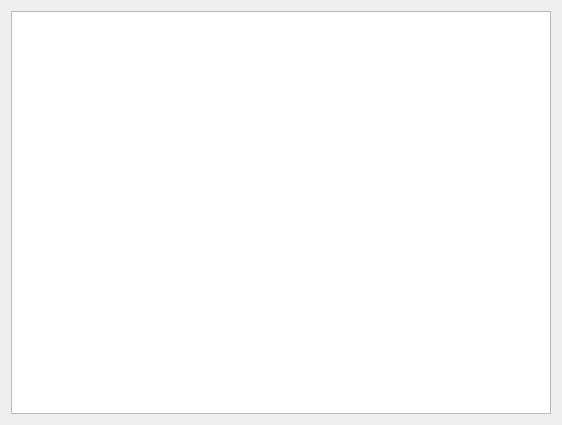
Qt form DeviceStateForm.ui (qqsskk/AgvCtrlSys) before a commit.
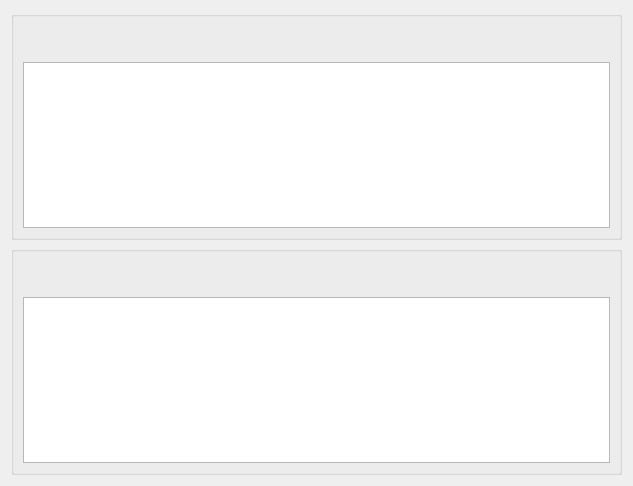
The same form after that commit. Custom widgets are drawn as their Qt base class.

```diff
--- a/DeviceStateForm.ui
+++ b/DeviceStateForm.ui
@@ -6,8 +6,8 @@
    <rect>
     <x>0</x>
     <y>0</y>
-    <width>562</width>
-    <height>425</height>
+    <width>633</width>
+    <height>486</height>
    </rect>
   </property>
   <property name="windowTitle">
@@ -15,15 +15,82 @@
   </property>
   <layout class="QGridLayout" name="gridLayout">
    <item row="0" column="0">
-    <widget class="TableViewEx" name="tableView">
-     <property name="horizontalScrollBarPolicy">
-      <enum>Qt::ScrollBarAsNeeded</enum>
+    <widget class="GroupBoxEx" name="groupBox_1">
+     <property name="minimumSize">
+      <size>
+       <width>0</width>
+       <height>0</height>
+      </size>
      </property>
+     <property name="title">
+      <string/>
+     </property>
+     <layout class="QGridLayout" name="gridLayout_10">
+      <property name="topMargin">
+       <number>45</number>
+      </property>
+      <item row="0" column="0">
+       <widget class="TableViewEx" name="tableViewAgv">
+        <property name="sizePolicy">
+         <sizepolicy hsizetype="Expanding" vsizetype="Expanding">
+          <horstretch>0</horstretch>
+          <verstretch>0</verstretch>
+         </sizepolicy>
+        </property>
+        <property name="minimumSize">
+         <size>
+          <width>0</width>
+          <height>0</height>
+         </size>
+        </property>
+       </widget>
+      </item>
+     </layout>
+    </widget>
+   </item>
+   <item row="1" column="0">
+    <widget class="GroupBoxEx" name="groupBox_2">
+     <property name="minimumSize">
+      <size>
+       <width>0</width>
+       <height>0</height>
+      </size>
+     </property>
+     <property name="title">
+      <string/>
+     </property>
+     <layout class="QGridLayout" name="gridLayout_11">
+      <property name="topMargin">
+       <number>45</number>
+      </property>
+      <item row="0" column="0">
+       <widget class="TableViewEx" name="tableViewCaller">
+        <property name="sizePolicy">
+         <sizepolicy hsizetype="Expanding" vsizetype="Expanding">
+          <horstretch>0</horstretch>
+          <verstretch>0</verstretch>
+         </sizepolicy>
+        </property>
+        <property name="minimumSize">
+         <size>
+          <width>0</width>
+          <height>0</height>
+         </size>
+        </property>
+       </widget>
+      </item>
+     </layout>
     </widget>
    </item>
   </layout>
  </widget>
  <customwidgets>
+  <customwidget>
+   <class>GroupBoxEx</class>
+   <extends>QGroupBox</extends>
+   <header location="global">GroupBoxEx.h</header>
+   <container>1</container>
+  </customwidget>
   <customwidget>
    <class>TableViewEx</class>
    <extends>QTableView</extends>
```
